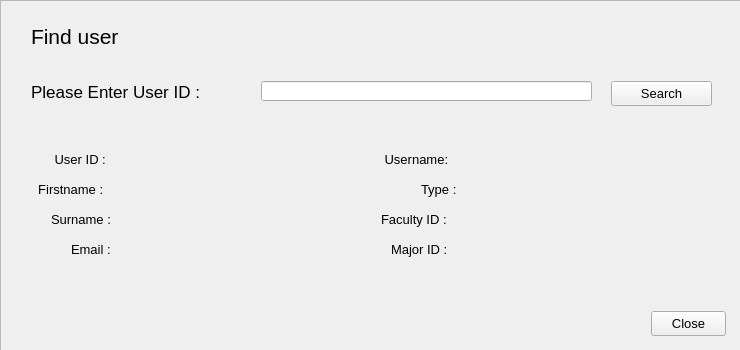
The window that resources/UI/FindUsers.ui (Poom1997/gman) describes before a commit, drawn with Qt 5.
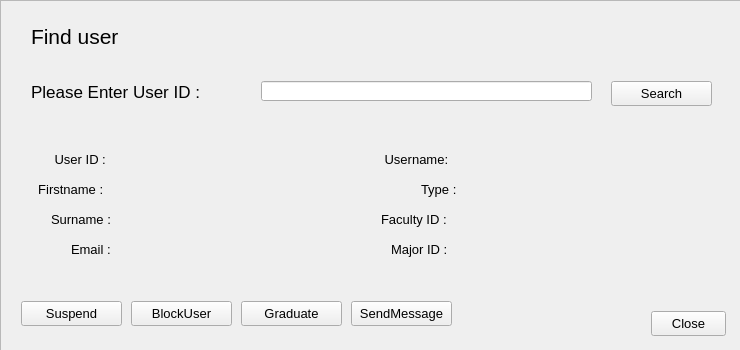
The same window after the commit.

Patch:
```diff
--- a/resources/UI/FindUsers.ui
+++ b/resources/UI/FindUsers.ui
@@ -423,6 +423,78 @@
       <string/>
      </property>
     </widget>
+    <widget class="QPushButton" name="suspend">
+     <property name="geometry">
+      <rect>
+       <x>20</x>
+       <y>300</y>
+       <width>101</width>
+       <height>25</height>
+      </rect>
+     </property>
+     <property name="font">
+      <font>
+       <pointsize>10</pointsize>
+      </font>
+     </property>
+     <property name="text">
+      <string>Suspend</string>
+     </property>
+    </widget>
+    <widget class="QPushButton" name="blockAccess">
+     <property name="geometry">
+      <rect>
+       <x>130</x>
+       <y>300</y>
+       <width>101</width>
+       <height>25</height>
+      </rect>
+     </property>
+     <property name="font">
+      <font>
+       <pointsize>10</pointsize>
+      </font>
+     </property>
+     <property name="text">
+      <string>BlockUser</string>
+     </property>
+    </widget>
+    <widget class="QPushButton" name="graduate">
+     <property name="geometry">
+      <rect>
+       <x>240</x>
+       <y>300</y>
+       <width>101</width>
+       <height>25</height>
+      </rect>
+     </property>
+     <property name="font">
+      <font>
+       <pointsize>10</pointsize>
+      </font>
+     </property>
+     <property name="text">
+      <string>Graduate</string>
+     </property>
+    </widget>
+    <widget class="QPushButton" name="sendMessage">
+     <property name="geometry">
+      <rect>
+       <x>350</x>
+       <y>300</y>
+       <width>101</width>
+       <height>25</height>
+      </rect>
+     </property>
+     <property name="font">
+      <font>
+       <pointsize>10</pointsize>
+      </font>
+     </property>
+     <property name="text">
+      <string>SendMessage</string>
+     </property>
+    </widget>
    </widget>
   </widget>
  </widget>
```
